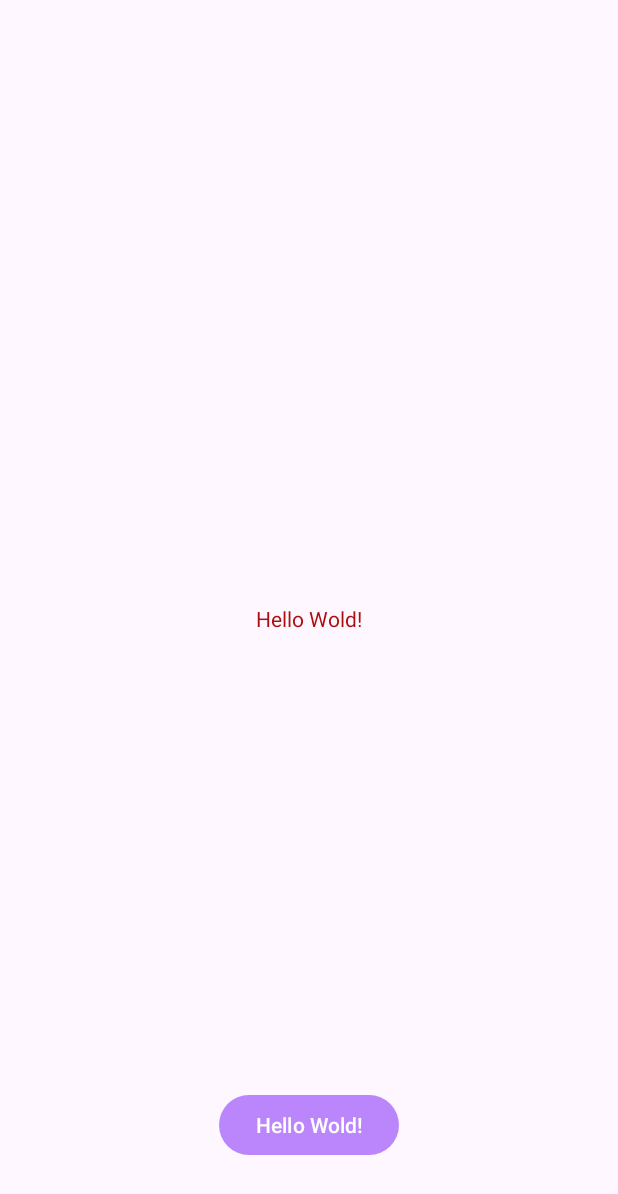
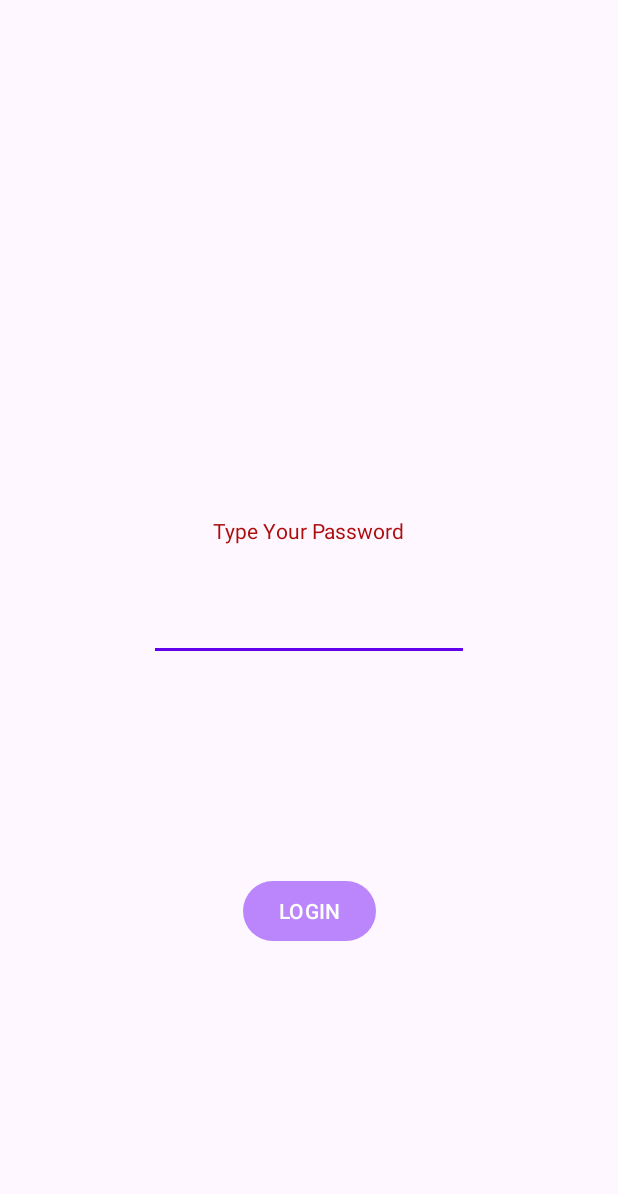
Before and after one commit to 08Afnan/Intial, an Android app: the screen it shows after launch (MainActivity), on a phone screen of 412 x 824 dp. Shown: the top 1194 px of the screen. Run offline under Robolectric (Android 15) with nearby library versions, the phone set to English and light mode, and no system bars.

Commit message:
Middle of week5

```diff
--- a/app/src/main/res/layout/activity_main.xml
+++ b/app/src/main/res/layout/activity_main.xml
@@ -7,24 +7,37 @@
     tools:context=".MainActivity">
 
     <TextView
-
+        android:id="@+id/textView"
         android:layout_width="wrap_content"
         android:layout_height="wrap_content"
-        android:text="@string/hello_message"
-        app:layout_constraintBottom_toBottomOf="parent"
+        android:layout_marginTop="344dp"
+        android:text="Type Your Password"
         app:layout_constraintEnd_toEndOf="parent"
         app:layout_constraintStart_toStartOf="parent"
         app:layout_constraintTop_toTopOf="parent" />
 
     <Button
+        android:id="@+id/button"
         android:layout_width="wrap_content"
         android:layout_height="wrap_content"
         android:layout_marginBottom="50dp"
-        android:text="@string/hello_message"
+        android:text="LOGIN"
         app:layout_constraintBottom_toBottomOf="parent"
         app:layout_constraintEnd_toEndOf="parent"
         app:layout_constraintHorizontal_bias="0.5"
-        app:layout_constraintStart_toStartOf="parent" />
+        app:layout_constraintStart_toStartOf="parent"
+        app:layout_constraintTop_toBottomOf="@+id/editTextText" />
+
+    <EditText
+        android:id="@+id/editTextText"
+        android:layout_width="wrap_content"
+        android:layout_height="wrap_content"
+        android:layout_marginTop="32dp"
+        android:ems="10"
+        android:inputType="textPassword"
+        app:layout_constraintEnd_toEndOf="parent"
+        app:layout_constraintStart_toStartOf="parent"
+        app:layout_constraintTop_toBottomOf="@+id/textView" />
 
 
 </androidx.constraintlayout.widget.ConstraintLayout>
```
Also changed, not shown: app/build.gradle (+25 -5 lines), app/src/main/java/com/example/myapplication/MainActivity.java (+98 -2 lines).
